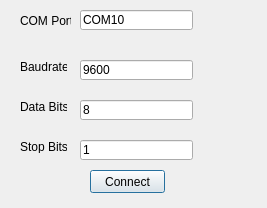
The window that qgroundcontrol/src/ui/wso100.ui (dhauptman/release) describes before a commit, drawn with Qt 5.
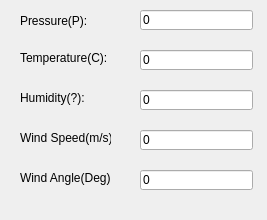
The same window after the commit.

The edit to the form file:
```diff
--- a/qgroundcontrol/src/ui/wso100.ui
+++ b/qgroundcontrol/src/ui/wso100.ui
@@ -7,7 +7,7 @@
     <x>0</x>
     <y>0</y>
     <width>267</width>
-    <height>208</height>
+    <height>220</height>
    </rect>
   </property>
   <property name="sizePolicy">
@@ -36,116 +36,129 @@
     <rect>
      <x>20</x>
      <y>10</y>
-     <width>51</width>
+     <width>71</width>
      <height>21</height>
     </rect>
    </property>
    <property name="text">
-    <string>COM Port:</string>
+    <string>Pressure(P):</string>
    </property>
   </widget>
   <widget class="QLabel" name="dataBits">
    <property name="geometry">
     <rect>
      <x>20</x>
-     <y>100</y>
-     <width>47</width>
-     <height>13</height>
+     <y>90</y>
+     <width>71</width>
+     <height>16</height>
     </rect>
    </property>
    <property name="text">
-    <string>Data Bits:</string>
+    <string>Humidity(?):</string>
    </property>
   </widget>
   <widget class="QLabel" name="baudrate">
    <property name="geometry">
     <rect>
      <x>20</x>
-     <y>60</y>
-     <width>47</width>
-     <height>13</height>
+     <y>50</y>
+     <width>91</width>
+     <height>16</height>
     </rect>
    </property>
    <property name="text">
-    <string>Baudrate:</string>
+    <string>Temperature(C):</string>
    </property>
   </widget>
   <widget class="QLabel" name="stopBits">
    <property name="geometry">
     <rect>
      <x>20</x>
-     <y>140</y>
-     <width>47</width>
-     <height>13</height>
+     <y>130</y>
+     <width>91</width>
+     <height>16</height>
     </rect>
    </property>
    <property name="text">
-    <string>Stop Bits:</string>
+    <string>Wind Speed(m/s):</string>
    </property>
   </widget>
   <widget class="QLineEdit" name="comLineEdit">
    <property name="geometry">
     <rect>
-     <x>80</x>
+     <x>140</x>
      <y>10</y>
      <width>113</width>
      <height>20</height>
     </rect>
    </property>
    <property name="text">
-    <string>COM10</string>
+    <string>0</string>
    </property>
   </widget>
   <widget class="QLineEdit" name="baudrateEdit">
    <property name="geometry">
     <rect>
-     <x>80</x>
-     <y>60</y>
+     <x>140</x>
+     <y>50</y>
      <width>113</width>
      <height>20</height>
     </rect>
    </property>
    <property name="text">
-    <string>9600</string>
+    <string>0</string>
    </property>
   </widget>
   <widget class="QLineEdit" name="dataBitsLineEdit">
    <property name="geometry">
     <rect>
-     <x>80</x>
-     <y>100</y>
+     <x>140</x>
+     <y>90</y>
      <width>113</width>
      <height>20</height>
     </rect>
    </property>
    <property name="text">
-    <string>8</string>
+    <string>0</string>
    </property>
   </widget>
   <widget class="QLineEdit" name="stopBitsLineEdit">
    <property name="geometry">
     <rect>
-     <x>80</x>
-     <y>140</y>
+     <x>140</x>
+     <y>130</y>
      <width>113</width>
      <height>20</height>
     </rect>
    </property>
    <property name="text">
-    <string>1</string>
+    <string>0</string>
    </property>
   </widget>
-  <widget class="QPushButton" name="connectButton">
+  <widget class="QLabel" name="stopBits_2">
    <property name="geometry">
     <rect>
-     <x>90</x>
+     <x>20</x>
      <y>170</y>
-     <width>75</width>
-     <height>23</height>
+     <width>91</width>
+     <height>16</height>
     </rect>
    </property>
    <property name="text">
-    <string>Connect</string>
+    <string>Wind Angle(Deg):</string>
+   </property>
+  </widget>
+  <widget class="QLineEdit" name="windAngleLineEdit">
+   <property name="geometry">
+    <rect>
+     <x>140</x>
+     <y>170</y>
+     <width>113</width>
+     <height>20</height>
+    </rect>
+   </property>
+   <property name="text">
+    <string>0</string>
    </property>
   </widget>
  </widget>
```
Left out of the diff: 10 changed lines with no effect on the pictures.
